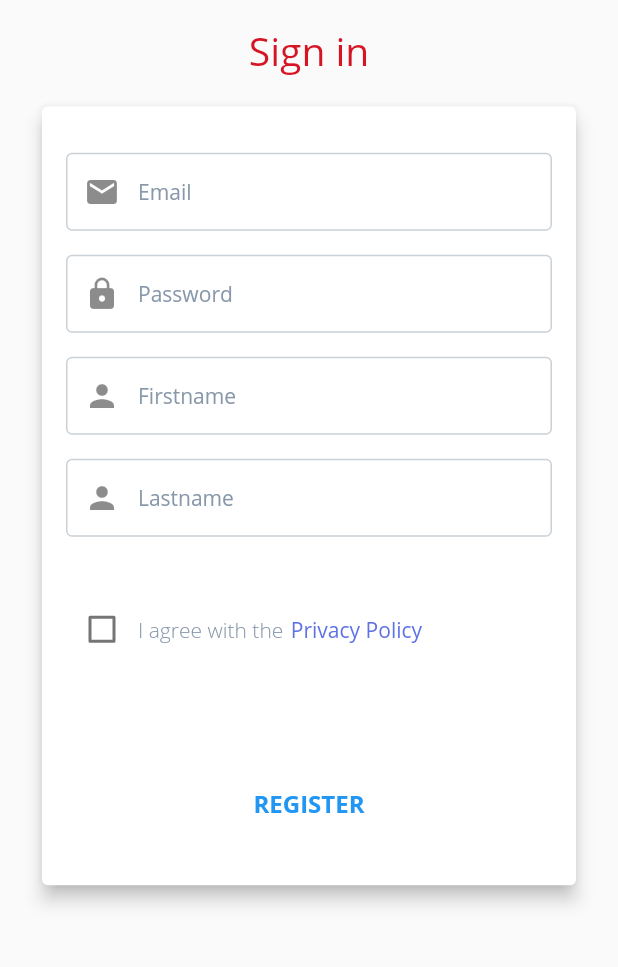
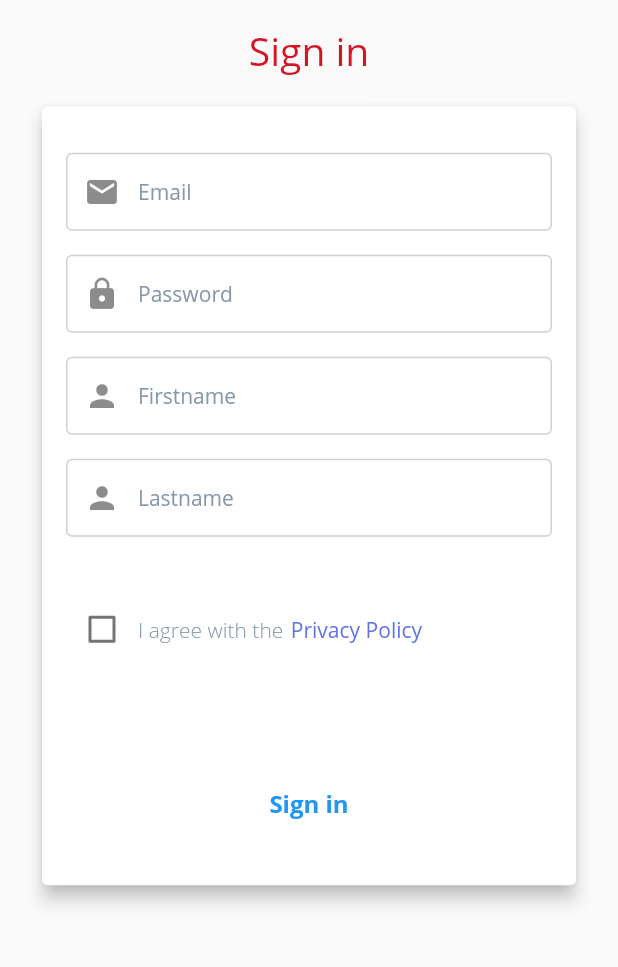
Before and after one commit to John-Hundred/Etutoring, a Flutter app: the screen it shows after launch, after a tap on "Sign In", on a phone screen of 412 x 824 dp, the part 264-1231 px from its top. Run offline on Flutter 3.47's test engine with Material 2 defaults, Android fonts, the phone set to English and light mode, and no system bars; our stand-ins replace carousel_slider, email_validator, flutter_secure_storage, font_awesome_flutter, scrollable_positioned_list; missing offline and left inert: move_to_background.

Commit message:
fix signin page

```diff
--- a/lib/screens/signin.dart
+++ b/lib/screens/signin.dart
@@ -306,7 +306,7 @@ class _SigninState extends State<Signin> {
                                                     right: 16.0,
                                                     top: 12,
                                                     bottom: 12),
-                                                child: Text("REGISTER",
+                                                child: Text("Sign in",
                                                     style: TextStyle(
                                                         fontWeight:
                                                             FontWeight.w600,
```
